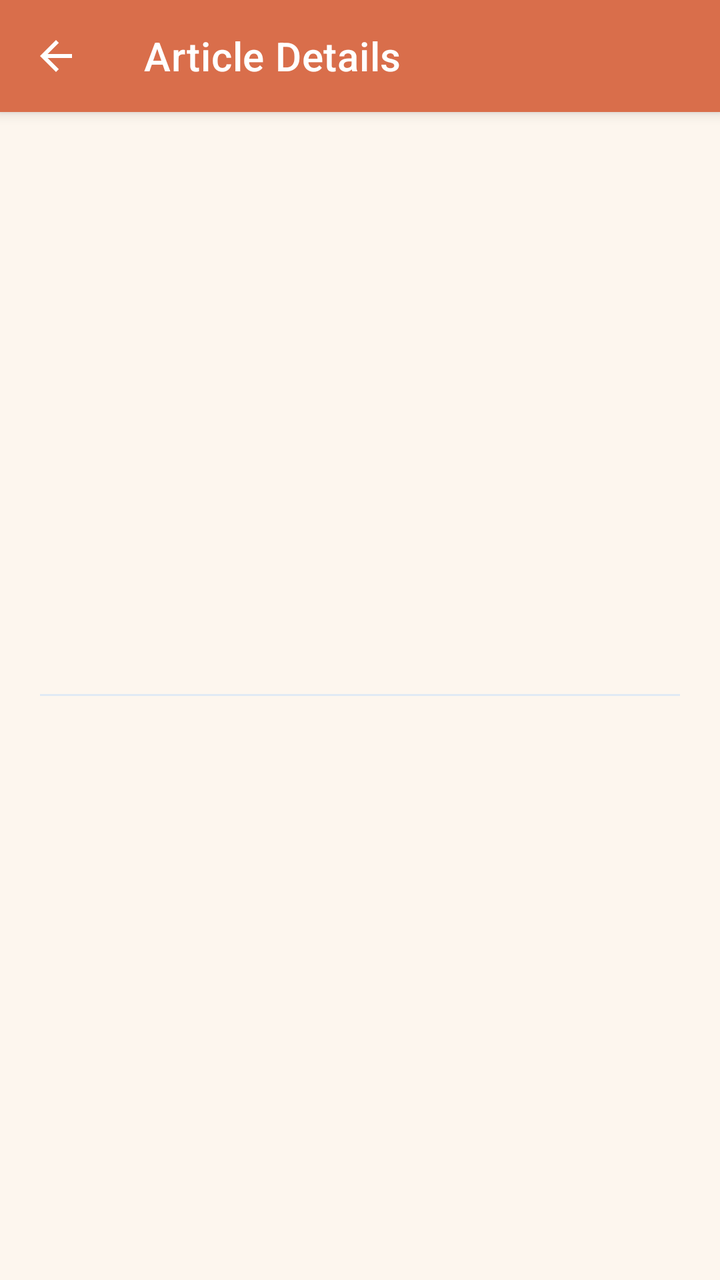
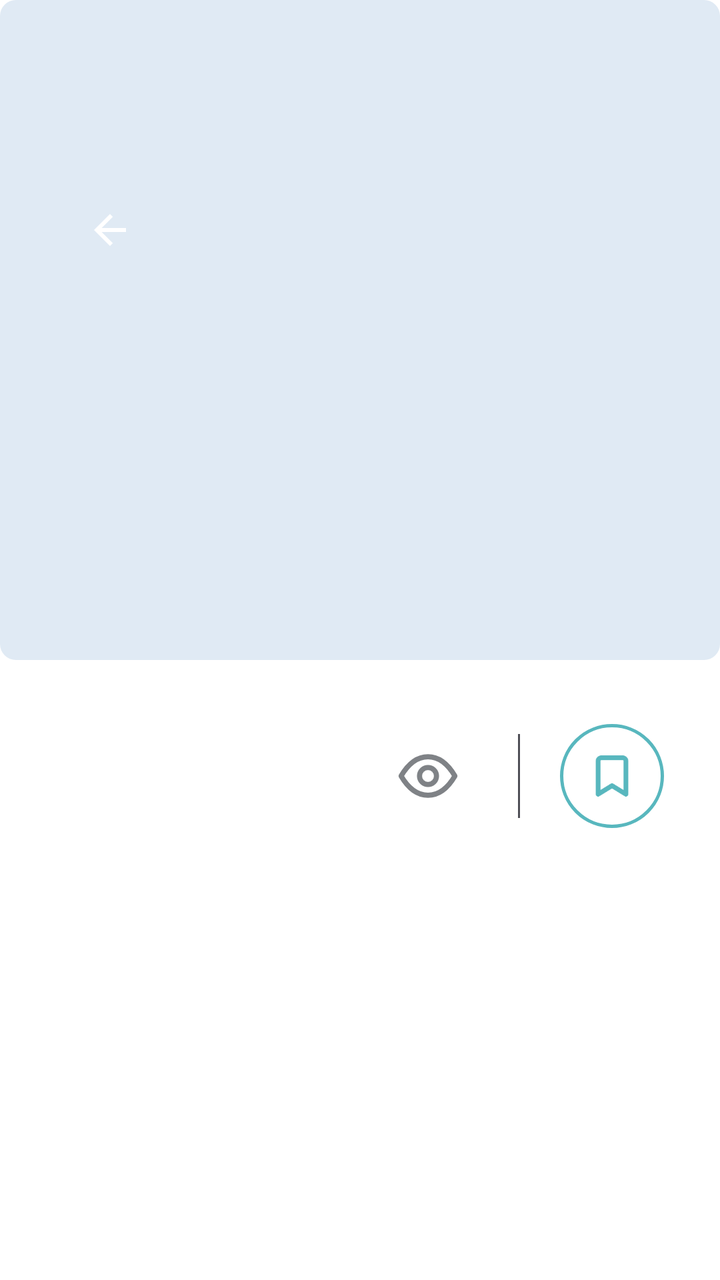

Screens rendered from an Android XML layout before and after an edit, with the pre-edit source and the edit as a unified diff.
<!-- AndroidManifest.xml: application theme Theme.TalentBaby -->
<!-- res/layout/activity_article_detail.xml -->
<?xml version="1.0" encoding="utf-8"?>
<androidx.coordinatorlayout.widget.CoordinatorLayout xmlns:android="http://schemas.android.com/apk/res/android"
    xmlns:app="http://schemas.android.com/apk/res-auto"
    android:layout_width="match_parent"
    android:layout_height="match_parent"
    android:background="@color/background">

    <com.google.android.material.appbar.AppBarLayout
        android:layout_width="match_parent"
        android:layout_height="wrap_content">

        <com.google.android.material.appbar.MaterialToolbar
            android:id="@+id/toolbar"
            android:layout_width="match_parent"
            android:layout_height="?attr/actionBarSize"
            android:background="@color/primary"
            app:navigationIcon="@drawable/ic_back"
            app:title="@string/article_details"
            app:titleTextColor="@color/white" />
    </com.google.android.material.appbar.AppBarLayout>

    <androidx.core.widget.NestedScrollView
        android:layout_width="match_parent"
        android:layout_height="match_parent"
        app:layout_behavior="@string/appbar_scrolling_view_behavior">

        <LinearLayout
            android:layout_width="match_parent"
            android:layout_height="wrap_content"
            android:orientation="vertical">

            <ImageView
                android:id="@+id/imageArticle"
                android:layout_width="match_parent"
                android:layout_height="200dp"
                android:scaleType="centerCrop"
                android:contentDescription="@string/article_details" />

            <LinearLayout
                android:layout_width="match_parent"
                android:layout_height="wrap_content"
                android:orientation="vertical"
                android:padding="20dp">

                <TextView
                    android:id="@+id/textTitle"
                    android:layout_width="wrap_content"
                    android:layout_height="wrap_content"
                    android:textSize="22sp"
                    android:textStyle="bold"
                    android:textColor="@color/text_primary" />

                <LinearLayout
                    android:layout_width="wrap_content"
                    android:layout_height="wrap_content"
                    android:orientation="horizontal"
                    android:layout_marginTop="8dp">

                    <TextView
                        android:id="@+id/textAuthor"
                        android:layout_width="wrap_content"
                        android:layout_height="wrap_content"
                        android:textSize="13sp"
                        android:textColor="@color/text_secondary" />

                    <TextView
                        android:id="@+id/textReadTime"
                        android:layout_width="wrap_content"
                        android:layout_height="wrap_content"
                        android:textSize="13sp"
                        android:textColor="@color/primary"
                        android:layout_marginStart="16dp" />
                </LinearLayout>

                <View
                    android:layout_width="match_parent"
                    android:layout_height="1dp"
                    android:background="@color/divider"
                    android:layout_marginVertical="16dp" />

                <TextView
                    android:id="@+id/textContent"
                    android:layout_width="match_parent"
                    android:layout_height="wrap_content"
                    android:textSize="16sp"
                    android:textColor="@color/text_primary"
                    android:lineSpacingMultiplier="1.5" />
            </LinearLayout>
        </LinearLayout>
    </androidx.core.widget.NestedScrollView>

    <ProgressBar
        android:id="@+id/progressBar"
        android:layout_width="wrap_content"
        android:layout_height="wrap_content"
        android:layout_gravity="center" />
</androidx.coordinatorlayout.widget.CoordinatorLayout>
<!-- resources referenced by this layout -->
<resources>
  <color name="text_secondary">#FF9A8A80</color>
  <!-- drawable ic_back (drawable) -->
  <?xml version="1.0" encoding="utf-8"?>
  <vector xmlns:android="http://schemas.android.com/apk/res/android"
      android:width="24dp"
      android:height="24dp"
      android:viewportWidth="24"
      android:viewportHeight="24"
      android:tint="@color/white">
      <path
          android:fillColor="@android:color/white"
          android:pathData="M20,11H7.83l5.59,-5.59L12,4l-8,8 8,8 1.41,-1.41L7.83,13H20v-2z" />
  </vector>
  <style name="Theme.TalentBaby" parent="Theme.MaterialComponents.DayNight.NoActionBar">
          
          <item name="colorPrimary">@color/primary</item>
          <item name="colorPrimaryVariant">@color/primary_dark</item>
          <item name="colorOnPrimary">@color/white</item>
          
          <item name="colorSecondary">@color/secondary</item>
          <item name="colorSecondaryVariant">@color/secondary_dark</item>
          <item name="colorOnSecondary">@color/white</item>
          
          <item name="colorSurface">@color/surface</item>
          <item name="colorOnSurface">@color/text_primary</item>
          <item name="android:colorBackground">@color/background</item>
          <item name="android:windowBackground">@color/background</item>
          
          <item name="android:statusBarColor">@color/background</item>
          <item name="android:windowLightStatusBar">true</item>
          
          <item name="elevationOverlayEnabled">true</item>
          
          <item name="android:fontFamily">sans-serif-medium</item>
      </style>
  <!-- unchanged entries left out for length: 10 -->
</resources>

<!-- the commit's change to res/layout/activity_article_detail.xml (unified diff, before → after) -->
@@ -1,90 +1,136 @@
 <?xml version="1.0" encoding="utf-8"?>
-<androidx.coordinatorlayout.widget.CoordinatorLayout xmlns:android="http://schemas.android.com/apk/res/android"
-    xmlns:app="http://schemas.android.com/apk/res-auto"
+<FrameLayout xmlns:android="http://schemas.android.com/apk/res/android"
     android:layout_width="match_parent"
     android:layout_height="match_parent"
-    android:background="@color/background">
-
-    <com.google.android.material.appbar.AppBarLayout
-        android:layout_width="match_parent"
-        android:layout_height="wrap_content">
-
-        <com.google.android.material.appbar.MaterialToolbar
-            android:id="@+id/toolbar"
-            android:layout_width="match_parent"
-            android:layout_height="?attr/actionBarSize"
-            android:background="@color/primary"
-            app:navigationIcon="@drawable/ic_back"
-            app:title="@string/article_details"
-            app:titleTextColor="@color/white" />
-    </com.google.android.material.appbar.AppBarLayout>
+    android:background="@color/white">
 
     <androidx.core.widget.NestedScrollView
         android:layout_width="match_parent"
         android:layout_height="match_parent"
-        app:layout_behavior="@string/appbar_scrolling_view_behavior">
+        android:fillViewport="false">
 
         <LinearLayout
             android:layout_width="match_parent"
             android:layout_height="wrap_content"
             android:orientation="vertical">
 
-            <ImageView
-                android:id="@+id/imageArticle"
+            <FrameLayout
                 android:layout_width="match_parent"
-                android:layout_height="200dp"
-                android:scaleType="centerCrop"
-                android:contentDescription="@string/article_details" />
+                android:layout_height="330dp">
+
+                <ImageView
+                    android:id="@+id/imageArticle"
+                    android:layout_width="match_parent"
+                    android:layout_height="match_parent"
+                    android:background="@drawable/rounded_image_background"
+                    android:contentDescription="@string/article_details"
+                    android:scaleType="centerCrop" />
+
+                <ImageButton
+                    android:id="@+id/btnBackArticle"
+                    android:layout_width="54dp"
+                    android:layout_height="54dp"
+                    android:layout_marginStart="28dp"
+                    android:layout_marginTop="88dp"
+                    android:background="?attr/selectableItemBackgroundBorderless"
+                    android:contentDescription="Back"
+                    android:padding="10dp"
+                    android:src="@drawable/ic_arrow_back"
+                    android:tint="@color/white" />
+            </FrameLayout>
 
             <LinearLayout
                 android:layout_width="match_parent"
                 android:layout_height="wrap_content"
                 android:orientation="vertical"
-                android:padding="20dp">
+                android:paddingStart="28dp"
+                android:paddingTop="32dp"
+                android:paddingEnd="28dp"
+                android:paddingBottom="36dp">
+
+                <LinearLayout
+                    android:layout_width="match_parent"
+                    android:layout_height="wrap_content"
+                    android:gravity="center_vertical"
+                    android:orientation="horizontal">
+
+                    <TextView
+                        android:id="@+id/textCategory"
+                        android:layout_width="0dp"
+                        android:layout_height="wrap_content"
+                        android:layout_weight="1"
+                        android:textColor="#F3B1B6"
+                        android:textSize="20sp"
+                        android:textStyle="bold" />
+
+                    <ImageView
+                        android:layout_width="34dp"
+                        android:layout_height="34dp"
+                        android:contentDescription=""
+                        android:src="@drawable/ic_eye_gray" />
+
+                    <TextView
+                        android:id="@+id/textViewCount"
+                        android:layout_width="wrap_content"
+                        android:layout_height="wrap_content"
+                        android:layout_marginStart="8dp"
+                        android:textColor="@color/home_text_dark"
+                        android:textSize="22sp" />
+
+                    <View
+                        android:layout_width="1dp"
+                        android:layout_height="42dp"
+                        android:layout_marginStart="20dp"
+                        android:layout_marginEnd="20dp"
+                        android:background="@color/home_text_dark" />
+
+                    <FrameLayout
+                        android:layout_width="52dp"
+                        android:layout_height="52dp"
+                        android:background="@drawable/circle_outline_teal">
+
+                        <ImageView
+                            android:layout_width="30dp"
+                            android:layout_height="30dp"
+                            android:layout_gravity="center"
+                            android:contentDescription=""
+                            android:src="@drawable/ic_bookmark_outline" />
+                    </FrameLayout>
+                </LinearLayout>
 
                 <TextView
                     android:id="@+id/textTitle"
-                    android:layout_width="wrap_content"
+                    android:layout_width="match_parent"
                     android:layout_height="wrap_content"
-                    android:textSize="22sp"
-                    android:textStyle="bold"
-                    android:textColor="@color/text_primary" />
+                    android:layout_marginTop="26dp"
+                    android:textColor="#6F8FCE"
+                    android:textSize="28sp"
+                    android:textStyle="bold" />
 
-                <LinearLayout
-                    android:layout_width="wrap_content"
+                <TextView
+                    android:id="@+id/textAuthor"
+                    android:layout_width="match_parent"
                     android:layout_height="wrap_content"
-                    android:orientation="horizontal"
-                    android:layout_marginTop="8dp">
+                    android:layout_marginTop="20dp"
+                    android:textColor="@color/black"
+                    android:textSize="20sp" />
 
-                    <TextView
-                        android:id="@+id/textAuthor"
-                        android:layout_width="wrap_content"
-                        android:layout_height="wrap_content"
-                        android:textSize="13sp"
-                        android:textColor="@color/text_secondary" />
-
-                    <TextView
-                        android:id="@+id/textReadTime"
-                        android:layout_width="wrap_content"
-                        android:layout_height="wrap_content"
-                        android:textSize="13sp"
-                        android:textColor="@color/primary"
-                        android:layout_marginStart="16dp" />
-                </LinearLayout>
-
-                <View
+                <TextView
+                    android:id="@+id/textReadTime"
                     android:layout_width="match_parent"
-                    android:layout_height="1dp"
-                    android:background="@color/divider"
-                    android:layout_marginVertical="16dp" />
+                    android:layout_height="wrap_content"
+                    android:layout_marginTop="8dp"
+                    android:textColor="@color/home_text_muted"
+                    android:textSize="16sp" />
 
                 <TextView
                     android:id="@+id/textContent"
                     android:layout_width="match_parent"
                     android:layout_height="wrap_content"
-                    android:textSize="16sp"
-                    android:textColor="@color/text_primary"
-                    android:lineSpacingMultiplier="1.5" />
+                    android:layout_marginTop="26dp"
+                    android:lineSpacingMultiplier="1.18"
+                    android:textColor="@color/black"
+                    android:textSize="25sp" />
             </LinearLayout>
         </LinearLayout>
     </androidx.core.widget.NestedScrollView>
@@ -93,5 +139,6 @@
         android:id="@+id/progressBar"
         android:layout_width="wrap_content"
         android:layout_height="wrap_content"
-        android:layout_gravity="center" />
-</androidx.coordinatorlayout.widget.CoordinatorLayout>
+        android:layout_gravity="center"
+        android:visibility="gone" />
+</FrameLayout>
<!-- resource entries referenced after the edit -->
@@ -1,18 +1,69 @@
 <!-- resources referenced by this layout -->
 <resources>
-  <color name="text_secondary">#FF9A8A80</color>
-  <!-- drawable ic_back (drawable) -->
+  <color name="black">#FF000000</color>
+  <color name="home_text_dark">#FF4F4F56</color>
+  <color name="home_text_muted">#FF7F8286</color>
+  <!-- drawable circle_outline_teal (drawable) -->
+  <?xml version="1.0" encoding="utf-8"?>
+  <shape xmlns:android="http://schemas.android.com/apk/res/android"
+      android:shape="oval">
+      <solid android:color="@android:color/transparent" />
+      <stroke
+          android:width="1.5dp"
+          android:color="@color/home_teal" />
+  </shape>
+  <!-- drawable ic_arrow_back (drawable) -->
   <?xml version="1.0" encoding="utf-8"?>
   <vector xmlns:android="http://schemas.android.com/apk/res/android"
       android:width="24dp"
       android:height="24dp"
       android:viewportWidth="24"
-      android:viewportHeight="24"
-      android:tint="@color/white">
+      android:viewportHeight="24">
       <path
-          android:fillColor="@android:color/white"
-          android:pathData="M20,11H7.83l5.59,-5.59L12,4l-8,8 8,8 1.41,-1.41L7.83,13H20v-2z" />
+          android:pathData="M20,11H7.83l5.59,-5.59L12,4l-8,8 8,8 1.41,-1.41L7.83,13H20v-2z"
+          android:fillColor="#2B1F1A" />
   </vector>
+  <!-- drawable ic_bookmark_outline (drawable) -->
+  <?xml version="1.0" encoding="utf-8"?>
+  <vector xmlns:android="http://schemas.android.com/apk/res/android"
+      android:width="28dp"
+      android:height="28dp"
+      android:viewportWidth="28"
+      android:viewportHeight="28">
+      <path
+          android:fillColor="@android:color/transparent"
+          android:pathData="M9,5.5h10c0.83,0 1.5,0.67 1.5,1.5v15.5L14,18.5l-6.5,4V7c0,-0.83 0.67,-1.5 1.5,-1.5z"
+          android:strokeWidth="2.2"
+          android:strokeColor="@color/home_teal"
+          android:strokeLineJoin="round" />
+  </vector>
+  <!-- drawable ic_eye_gray (drawable) -->
+  <?xml version="1.0" encoding="utf-8"?>
+  <vector xmlns:android="http://schemas.android.com/apk/res/android"
+      android:width="24dp"
+      android:height="24dp"
+      android:viewportWidth="24"
+      android:viewportHeight="24">
+      <path
+          android:fillColor="@android:color/transparent"
+          android:pathData="M2.5,12 C5.2,7.4 8.4,5.2 12,5.2 C15.6,5.2 18.8,7.4 21.5,12 C18.8,16.6 15.6,18.8 12,18.8 C8.4,18.8 5.2,16.6 2.5,12 Z"
+          android:strokeColor="@color/home_text_muted"
+          android:strokeLineCap="round"
+          android:strokeLineJoin="round"
+          android:strokeWidth="1.8" />
+      <path
+          android:fillColor="@android:color/transparent"
+          android:pathData="M12,9 A3,3 0,1 1,12,15 A3,3 0,1 1,12,9"
+          android:strokeColor="@color/home_text_muted"
+          android:strokeWidth="1.8" />
+  </vector>
+  <!-- drawable rounded_image_background (drawable) -->
+  <?xml version="1.0" encoding="utf-8"?>
+  <shape xmlns:android="http://schemas.android.com/apk/res/android"
+      android:shape="rectangle">
+      <solid android:color="@color/divider" />
+      <corners android:radius="8dp" />
+  </shape>
   <style name="Theme.TalentBaby" parent="Theme.MaterialComponents.DayNight.NoActionBar">
           
           <item name="colorPrimary">@color/primary</item>
@@ -27,14 +78,33 @@
           <item name="colorOnSurface">@color/text_primary</item>
           <item name="android:colorBackground">@color/background</item>
           <item name="android:windowBackground">@color/background</item>
+          <item name="android:windowAnimationStyle">@style/Animation.TalentBaby.None</item>
+          <item name="android:forceDarkAllowed">false</item>
           
-          <item name="android:statusBarColor">@color/background</item>
-          <item name="android:windowLightStatusBar">true</item>
+          <item name="android:statusBarColor">@color/app_header_start</item>
+          <item name="android:navigationBarColor">@color/white</item>
+          <item name="android:windowLightStatusBar">false</item>
           
           <item name="elevationOverlayEnabled">true</item>
           
           <item name="android:fontFamily">sans-serif-medium</item>
       </style>
+  <color name="home_teal">#FF58B7BE</color>
+  <style name="Animation.TalentBaby.None" parent="@android:style/Animation">
+          <item name="android:activityOpenEnterAnimation">@null</item>
+          <item name="android:activityOpenExitAnimation">@null</item>
+          <item name="android:activityCloseEnterAnimation">@null</item>
+          <item name="android:activityCloseExitAnimation">@null</item>
+          <item name="android:taskOpenEnterAnimation">@null</item>
+          <item name="android:taskOpenExitAnimation">@null</item>
+          <item name="android:taskCloseEnterAnimation">@null</item>
+          <item name="android:taskCloseExitAnimation">@null</item>
+          <item name="android:taskToFrontEnterAnimation">@null</item>
+          <item name="android:taskToFrontExitAnimation">@null</item>
+          <item name="android:taskToBackEnterAnimation">@null</item>
+          <item name="android:taskToBackExitAnimation">@null</item>
+      </style>
+  <color name="app_header_start">#FFC8EEF4</color>
   <!-- unchanged entries left out for length: 10 -->
 </resources>
 
